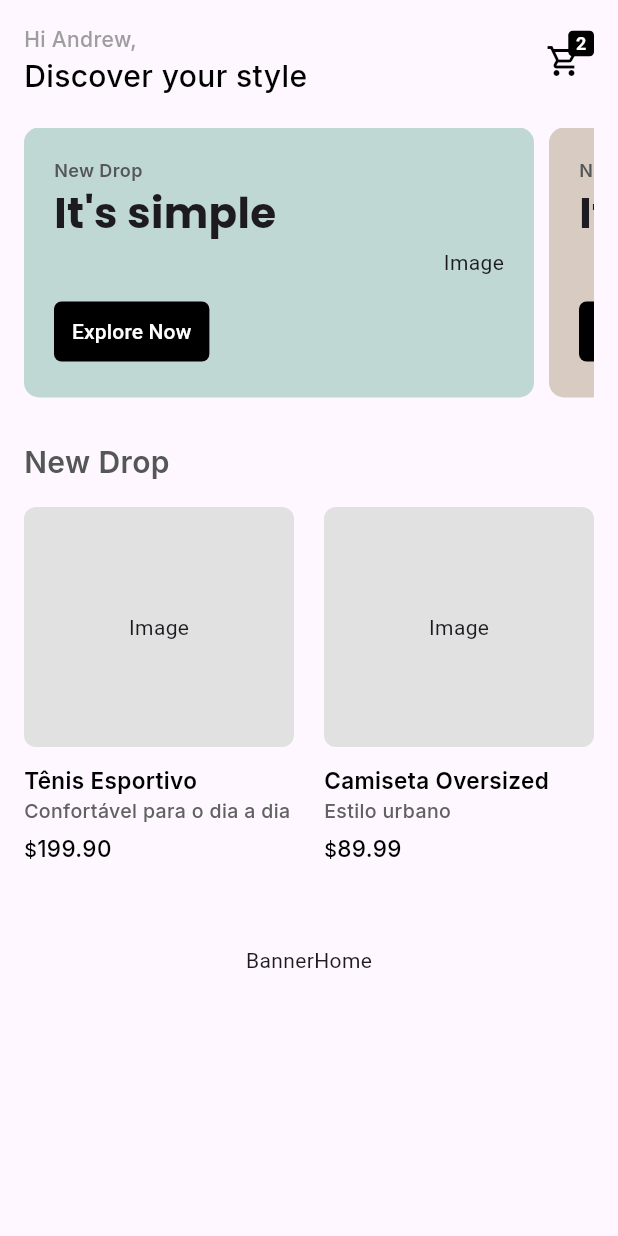
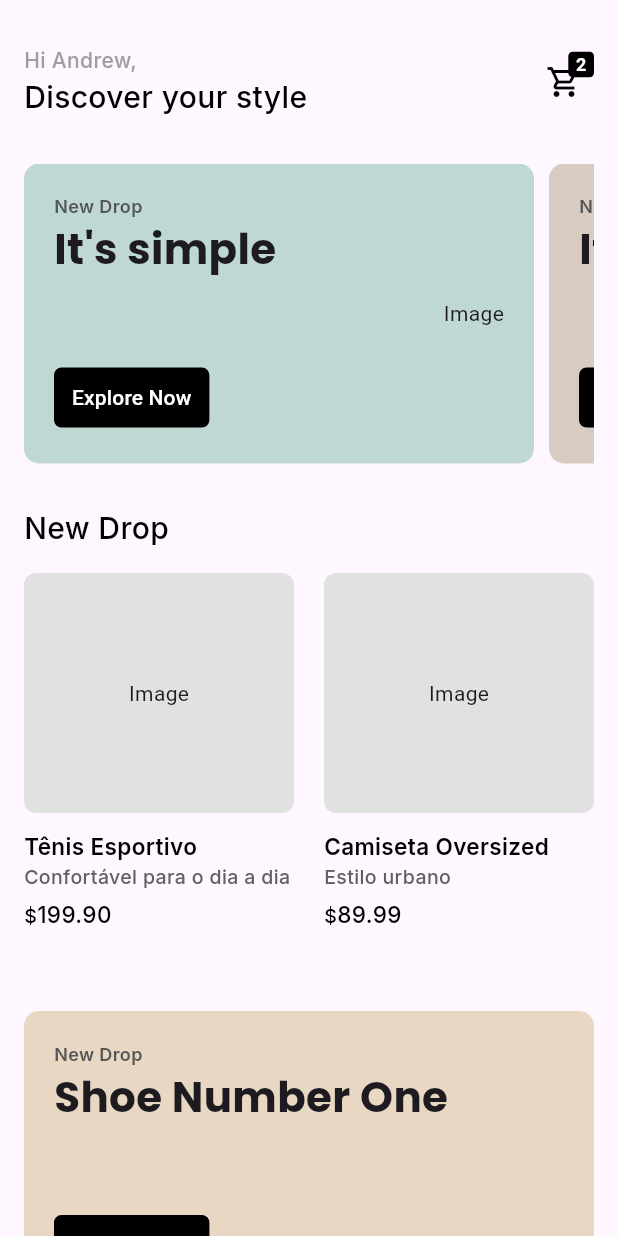
Before and after one commit to isadoratavare/IS-ecommerce, a Flutter app: the screen it shows after launch, on a phone screen of 412 x 824 dp. Run offline on Flutter 3.47's test engine with Material 3 defaults, Android fonts, the phone set to English and light mode, and no system bars; our stand-ins replace google_fonts.

Commit message:
feat: banner home

```diff
--- a/lib/presentation/features/home/view/home_page.dart
+++ b/lib/presentation/features/home/view/home_page.dart
@@ -12,10 +12,20 @@ class HomePage extends StatelessWidget {
     return MaterialApp(
       home: Scaffold(
         body: SafeArea(
-          child: Padding(
-            padding: const EdgeInsets.all(16.0),
-            child: Column(
-              children: [Header(), Carousel(), CollectionCarousel(), BannerHome()],
+          child: SingleChildScrollView(
+            child: Padding(
+              padding: const EdgeInsets.symmetric(
+                horizontal: 16.0,
+                vertical: 20.0,
+              ),
+              child: Column(
+                children: [
+                  Header(),
+                  Carousel(),
+                  CollectionCarousel(),
+                  BannerHome(),
+                ],
+              ),
             ),
           ),
         ),
--- a/lib/presentation/features/home/view/widgets/banner_home.dart
+++ b/lib/presentation/features/home/view/widgets/banner_home.dart
@@ -1,10 +1,76 @@
 import 'package:flutter/material.dart';
+import 'package:flutter_application_1/presentation/shared/widgets/button.dart';
+import 'package:google_fonts/google_fonts.dart';
 
 class BannerHome extends StatelessWidget {
   const BannerHome({super.key});
 
   @override
   Widget build(BuildContext context) {
-    return Text("BannerHome");
+    return Container(
+      height: 200,
+      decoration: BoxDecoration(
+        color: const Color(0xFFE8D7C2),
+        borderRadius: BorderRadius.circular(10.0),
+      ),
+
+      child: Padding(
+        padding: const EdgeInsets.symmetric(vertical: 20.0, horizontal: 20.0),
+        child: Row(
+          mainAxisAlignment: MainAxisAlignment.spaceBetween,
+          crossAxisAlignment: CrossAxisAlignment.center,
+
+          children: [
+            Column(
+              crossAxisAlignment: CrossAxisAlignment.start,
+              mainAxisAlignment: MainAxisAlignment.spaceBetween,
+              children: [
+                Column(
+                  crossAxisAlignment: CrossAxisAlignment.start,
+                  children: [
+                    Subtitle(),
+                    Title(text: "Shoe Number One"),
+                  ],
+                ),
+
+                Button(title: "Explore Now"),
+              ],
+            ),
+          ],
+        ),
+      ),
+    );
   }
 }
+
+class Title extends StatelessWidget {
+  const Title({super.key, required this.text});
+
+  final String text;
+
+  @override
+  Widget build(BuildContext context) {
+    return Text(
+      text,
+      style: GoogleFonts.poppins(
+        textStyle: const TextStyle(fontSize: 28.0, fontWeight: FontWeight.bold),
+      ),
+    );
+  }
+}
+
+class Subtitle extends StatelessWidget {
+  const Subtitle({super.key});
+
+  @override
+  Widget build(BuildContext context) {
+    return Text(
+      'New Drop',
+      style: GoogleFonts.inter(
+        textStyle: const TextStyle(color: Color.fromARGB(255, 85, 87, 87)),
+        fontSize: 12.0,
+        fontWeight: FontWeight.w600,
+      ),
+    );
+  }
+}
--- a/lib/presentation/features/home/view/widgets/carousel.dart
+++ b/lib/presentation/features/home/view/widgets/carousel.dart
@@ -9,7 +9,7 @@ class Carousel extends StatelessWidget {
     return Padding(
       padding: const EdgeInsets.symmetric(vertical: 20.0),
       child: SizedBox(
-        height: 180,
+        height: 200,
         child: ListView(
           scrollDirection: Axis.horizontal,
           children: <Widget>[
--- a/lib/presentation/features/home/view/widgets/collection_carousel.dart
+++ b/lib/presentation/features/home/view/widgets/collection_carousel.dart
@@ -34,10 +34,10 @@ class CollectionName extends StatelessWidget {
             name,
             style: GoogleFonts.inter(
               textStyle: const TextStyle(
-                color: Color.fromARGB(255, 85, 87, 87),
+                color: Colors.black,
+                fontWeight: FontWeight.w500,
+                fontSize: 20,
               ),
-              fontSize: 20.0,
-              fontWeight: FontWeight.w600,
             ),
           ),
         ),
--- a/lib/presentation/features/home/view/widgets/header.dart
+++ b/lib/presentation/features/home/view/widgets/header.dart
@@ -7,7 +7,9 @@ class Header extends StatelessWidget {
 
   @override
   Widget build(BuildContext context) {
-    return Row(
+    return Padding(
+      padding: const EdgeInsets.symmetric(vertical: 10.0),
+      child: Row(
         mainAxisAlignment: MainAxisAlignment.spaceBetween,
         children: [
           Column(
@@ -17,6 +19,7 @@ class Header extends StatelessWidget {
 
           MiniCart(itemsCount: '2'),
         ],
+      ),
     );
   }
 }
```
Lines whose indentation alone changed are shown as unchanged.
